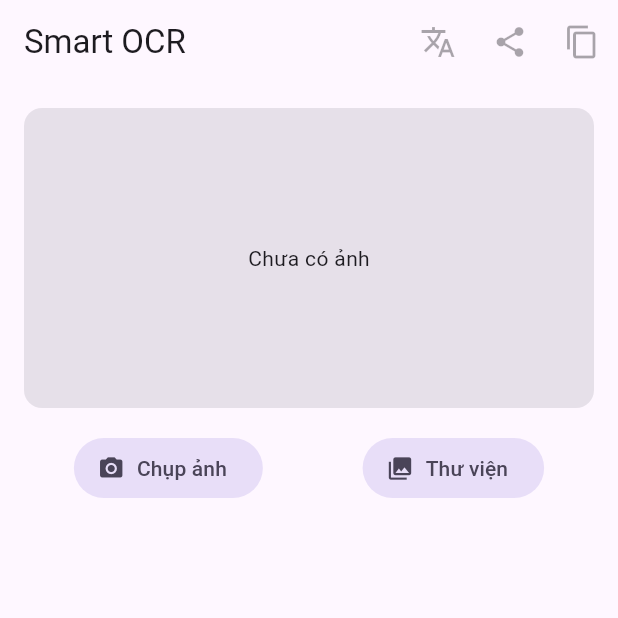
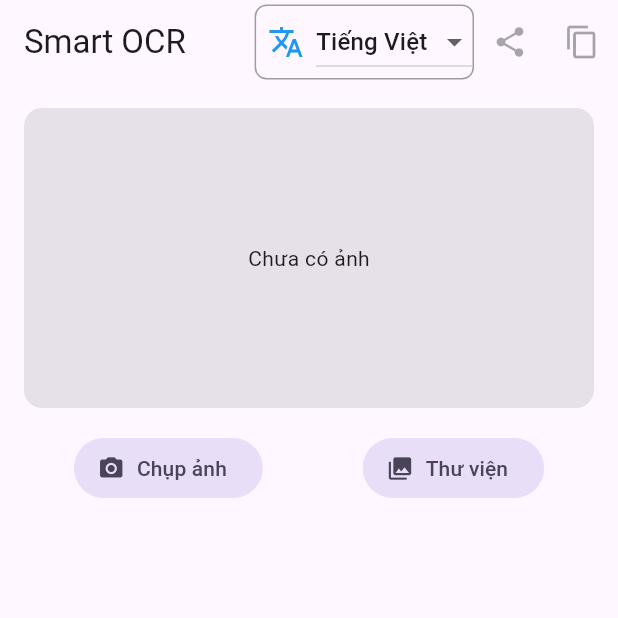
Before and after one commit to letranbaosuong/smart_ocr, a Flutter app: the screen it shows after launch, on a phone screen of 412 x 824 dp, the top half of it. Run offline on Flutter 3.47's test engine with Material 3 defaults, Android fonts, the light colour scheme and no system bars; our stand-ins replace image_picker, share_plus; missing offline and left inert: google_mlkit_text_recognition, translator.

Commit message:
update feature translate

```diff
--- a/lib/main.dart
+++ b/lib/main.dart
@@ -37,6 +37,13 @@ class _OCRHomePageState extends State<OCRHomePage> {
   bool _loading = false;
   final ImagePicker _picker = ImagePicker();
   String _translatedText = '';
+  final Map<String, String> _languageCodes = {
+    'Tiếng Việt': 'vi',
+    'English': 'en',
+    '中文 (简体)': 'zh-cn',
+    '日本語': 'ja',
+  };
+  String _selectedLanguage = 'vi';
 
   Future<void> _getImage(ImageSource source) async {
     setState(() {
@@ -78,29 +85,40 @@ class _OCRHomePageState extends State<OCRHomePage> {
     }
   }
 
+  String _translateTarget(String lang) {
+    switch (lang) {
+      case 'vi':
+        return '🇻🇳 Vietnamese:';
+      case 'en':
+        return '🇬🇧 English:';
+      case 'zh-cn':
+        return '🇨🇳 Chinese:';
+      case 'ja':
+        return '🇯🇵 Japanese:';
+      default:
+        return '';
+    }
+  }
+
   Future<void> _translateText() async {
     final translator = GoogleTranslator();
     final text = _recognizedLines.join(" ");
+    try {
+      final translation = await translator.translate(
+        text,
+        to: _selectedLanguage,
+      );
 
-    final vi = await translator.translate(text, to: 'vi');
-    final en = await translator.translate(text, to: 'en');
-    final zh = await translator.translate(text, to: 'zh-cn');
-    final ja = await translator.translate(text, to: 'ja');
-
-    setState(
-      () =>
-          _translatedText = '''🇻🇳 Vietnamese:
-${vi.text}
-
-🇬🇧 English:
-${en.text}
-
-🇨🇳 Chinese:
-${zh.text}
-
-🇯🇵 Japanese:
-${ja.text}''',
-    );
+      setState(() => _translatedText = translation.text);
+    } catch (e) {
+      setState(() {
+        _translatedText = 'Lỗi dịch: ${e.toString()}';
+      });
+    } finally {
+      setState(() {
+        _loading = false;
+      });
+    }
   }
 
   @override
@@ -109,10 +127,39 @@ ${ja.text}''',
       appBar: AppBar(
         title: const Text('Smart OCR'),
         actions: [
-          IconButton(
-            icon: const Icon(Icons.translate),
-            onPressed: _recognizedLines.isNotEmpty ? _translateText : null,
-            tooltip: 'Dịch văn bản',
+          IgnorePointer(
+            ignoring: _recognizedLines.isEmpty || _loading,
+            child: Container(
+              decoration: BoxDecoration(
+                border: Border.all(color: Colors.grey),
+                borderRadius: BorderRadius.circular(8),
+              ),
+              child: Row(
+                children: [
+                  const SizedBox(width: 8),
+                  const Icon(Icons.translate, color: Colors.blue),
+                  const SizedBox(width: 8),
+                  DropdownButton<String>(
+                    value: _selectedLanguage,
+                    onChanged: (String? newValue) {
+                      if (newValue != null) {
+                        setState(() {
+                          _selectedLanguage = newValue;
+                          _translateText();
+                        });
+                      }
+                    },
+                    items:
+                        _languageCodes.entries.map((entry) {
+                          return DropdownMenuItem<String>(
+                            value: entry.value,
+                            child: Text(entry.key),
+                          );
+                        }).toList(),
+                  ),
+                ],
+              ),
+            ),
           ),
           IconButton(
             icon: const Icon(Icons.share),
@@ -133,7 +180,9 @@ ${ja.text}''',
                         ClipboardData(text: _recognizedLines.join(" ")),
                       );
                       ScaffoldMessenger.of(context).showSnackBar(
-                        const SnackBar(content: Text('Đã sao chép văn bản.')),
+                        const SnackBar(
+                          content: Text('Đã sao chép văn bản gốc.'),
+                        ),
                       );
                     }
                     : null,
@@ -192,9 +241,37 @@ ${ja.text}''',
                       ),
                       if (_translatedText.isNotEmpty) ...[
                         const Divider(),
-                        const Text(
-                          "\n\u{1F1FA}\u{1F1F8} Dịch sang tiếng Việt:",
-                          style: TextStyle(fontWeight: FontWeight.bold),
+                        Row(
+                          mainAxisAlignment: MainAxisAlignment.spaceBetween,
+                          children: [
+                            Flexible(
+                              child: Text(
+                                "\u{1F5E3} Dịch sang ${_translateTarget(_selectedLanguage)}",
+                                style: TextStyle(fontWeight: FontWeight.bold),
+                              ),
+                            ),
+                            IconButton(
+                              icon: const Icon(Icons.copy),
+                              onPressed:
+                                  _recognizedLines.isNotEmpty
+                                      ? () {
+                                        Clipboard.setData(
+                                          ClipboardData(text: _translatedText),
+                                        );
+                                        ScaffoldMessenger.of(
+                                          context,
+                                        ).showSnackBar(
+                                          const SnackBar(
+                                            content: Text(
+                                              'Đã sao chép văn bản dịch.',
+                                            ),
+                                          ),
+                                        );
+                                      }
+                                      : null,
+                              tooltip: 'Sao chép',
+                            ),
+                          ],
                         ),
                         Text(
                           _translatedText,
```
